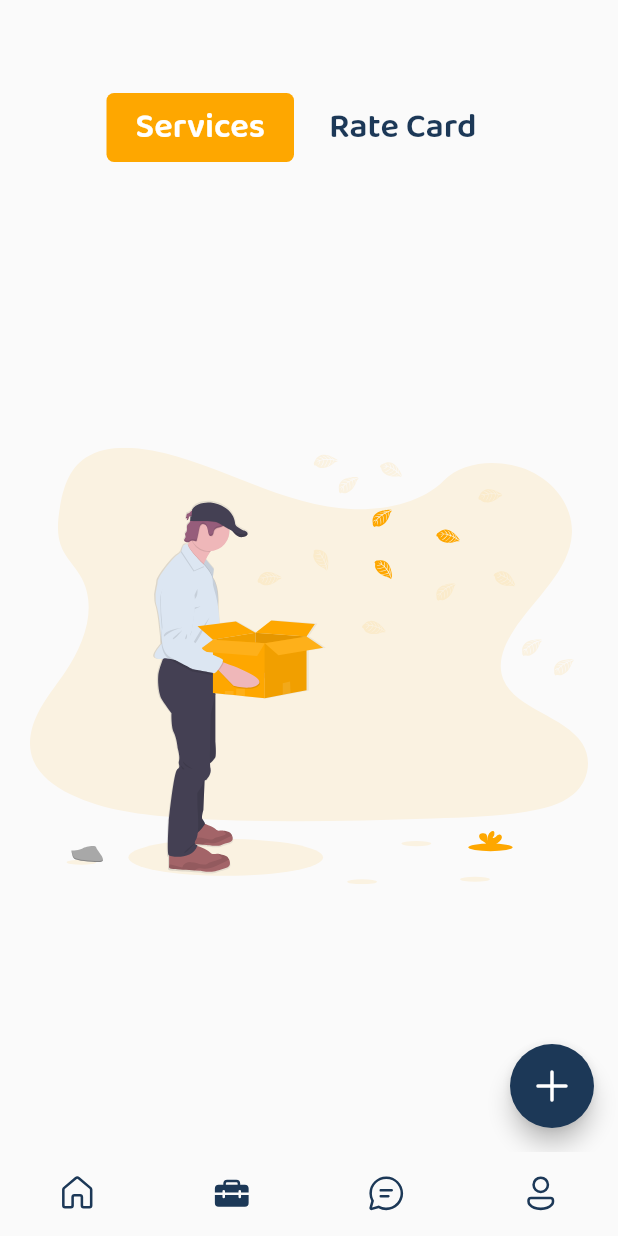
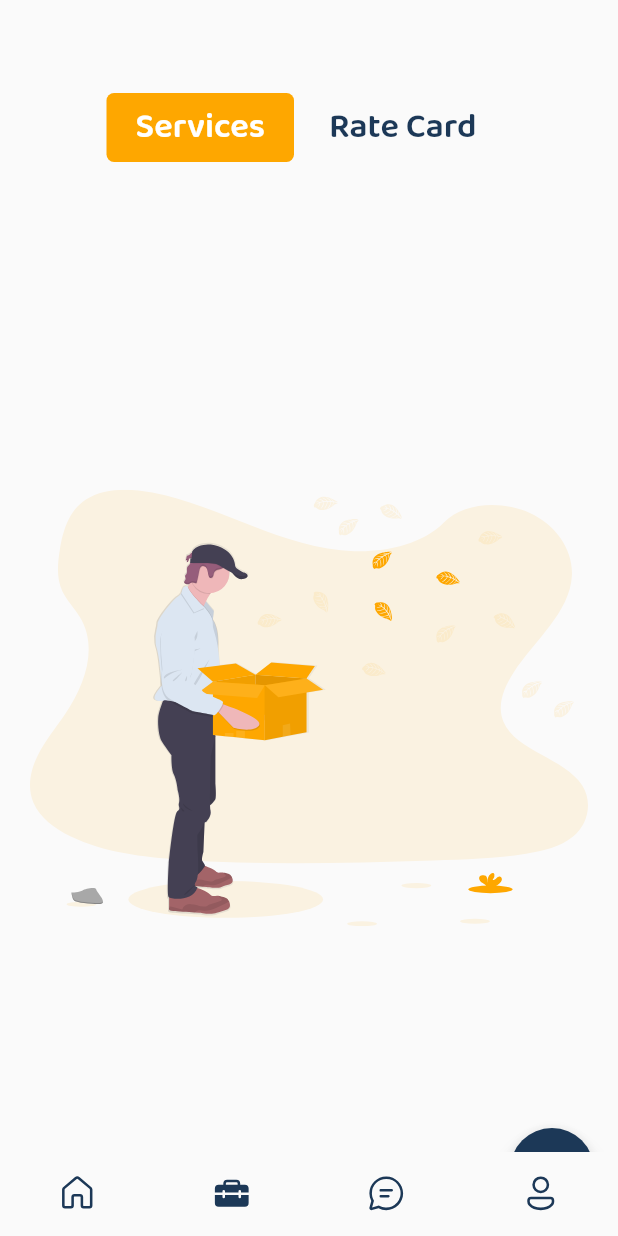
Before and after one commit to lakshya46jain/h4y-partner, a Flutter app: the screen it shows once a user with an empty profile is signed in, item 2 of the bottom bar chosen, on a phone screen of 412 x 824 dp. Run offline on Flutter 3.47's test engine with Material 2 defaults, Android fonts, the light colour scheme and no system bars; our stand-ins replace cached_network_image, cloud_firestore, firebase_auth, firebase_core, firebase_crashlytics, firebase_storage and 11 more; missing offline and left inert: flutter_phone_direct_caller, rate_my_app, wiredash; accounts and stored records are empty; network calls fail.

Commit message:
Updated Bottom Navigation Bar

```diff
--- a/lib/screens/bottom_nav_bar.dart
+++ b/lib/screens/bottom_nav_bar.dart
@@ -30,11 +30,9 @@
 
   // Current Index Tap
   void onTap(int index) {
-    setState(
-      () {
+    setState(() {
       selectedIndex = index;
-      },
-    );
+    });
   }
 
   @override
@@ -59,13 +57,16 @@
 
   @override
   Widget build(BuildContext context) {
-    return GestureDetector(
-      onTap: () {
-        FocusScope.of(context).unfocus();
-      },
-      child: Scaffold(
-        body: tabs[selectedIndex],
-        bottomNavigationBar: ClipRRect(
+    return Scaffold(
+      resizeToAvoidBottomInset: false,
+      body: Stack(
+        children: [
+          tabs[selectedIndex],
+          Positioned(
+            bottom: 0.0,
+            left: 0.0,
+            right: 0.0,
+            child: ClipRRect(
               borderRadius: BorderRadius.only(
                 topLeft: Radius.circular(25.0),
               ),
@@ -104,6 +105,8 @@
               ),
             ),
           ),
+        ],
+      ),
     );
   }
 }
```
Lines whose indentation alone changed are shown as unchanged.
